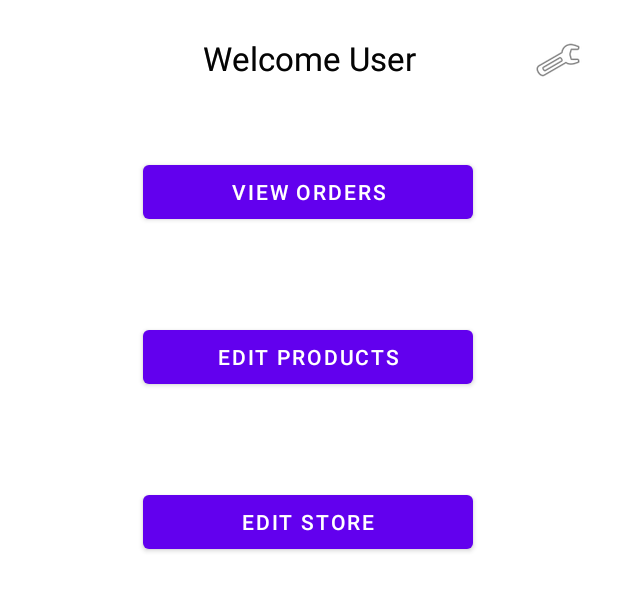
After one commit to Bryan-Wan/Grocery-Store-Demo-Android-App, an Android app: the layout activity_admin.xml on its own in the app's theme, with its tools: preview values and no code run, on a phone screen of 412 x 824 dp. The commit adds this screen. Shown: the top 591 px of the screen. Run offline under Robolectric (Android 15) with nearby library versions, the phone set to English and light mode, and no system bars.

Commit message:
added 2 admin pages
UI for welcome admin
UI for store info
updated strings

```diff
--- /dev/null
+++ b/app/src/main/res/layout/activity_admin.xml
@@ -0,0 +1,76 @@
+<?xml version="1.0" encoding="utf-8"?>
+<androidx.constraintlayout.widget.ConstraintLayout xmlns:android="http://schemas.android.com/apk/res/android"
+    xmlns:app="http://schemas.android.com/apk/res-auto"
+    xmlns:tools="http://schemas.android.com/tools"
+    android:layout_width="match_parent"
+    android:layout_height="match_parent">
+
+    <Button
+        android:id="@+id/editStore"
+        android:layout_width="220dp"
+        android:layout_height="48dp"
+        android:layout_marginBottom="452dp"
+        android:text="@string/edit_store"
+        app:layout_constraintBottom_toBottomOf="parent"
+        app:layout_constraintEnd_toEndOf="parent"
+        app:layout_constraintHorizontal_bias="0.497"
+        app:layout_constraintStart_toStartOf="parent" />
+
+    <TextView
+        android:id="@+id/textView11"
+        tools:text="@string/welcome_user"
+        android:layout_width="wrap_content"
+        android:layout_height="48dp"
+        android:layout_marginTop="24dp"
+        android:text="@string/welcome_user"
+        android:textAppearance="@style/TextAppearance.AppCompat.Large"
+        app:layout_constraintEnd_toEndOf="parent"
+        app:layout_constraintStart_toStartOf="parent"
+        app:layout_constraintTop_toTopOf="parent" />
+
+    <TextView
+        android:id="@+id/textView12"
+        tools:text="@string/welcome_user"
+        android:layout_width="wrap_content"
+        android:layout_height="48dp"
+        android:layout_marginTop="24dp"
+        android:text="@string/welcome_user"
+        android:textAppearance="@style/TextAppearance.AppCompat.Large"
+        app:layout_constraintEnd_toEndOf="parent"
+        app:layout_constraintStart_toStartOf="parent"
+        app:layout_constraintTop_toTopOf="parent" />
+
+    <ImageView
+        android:id="@+id/imageView6"
+        android:layout_width="wrap_content"
+        android:layout_height="wrap_content"
+        android:layout_marginTop="24dp"
+        android:layout_marginEnd="24dp"
+        android:contentDescription="TODO"
+        app:layout_constraintEnd_toEndOf="parent"
+        app:layout_constraintTop_toTopOf="parent"
+        app:srcCompat="@android:drawable/ic_menu_manage" />
+
+    <Button
+        android:id="@+id/viewOrders"
+        android:layout_width="220dp"
+        android:layout_height="48dp"
+        android:layout_marginTop="32dp"
+        android:text="@string/view_orders"
+        app:layout_constraintEnd_toEndOf="parent"
+        app:layout_constraintHorizontal_bias="0.497"
+        app:layout_constraintStart_toStartOf="parent"
+        app:layout_constraintTop_toBottomOf="@+id/textView11" />
+
+    <Button
+        android:id="@+id/editProducts"
+        android:layout_width="220dp"
+        android:layout_height="48dp"
+        android:text="@string/edit_products"
+        app:layout_constraintBottom_toTopOf="@+id/editStore"
+        app:layout_constraintEnd_toEndOf="parent"
+        app:layout_constraintHorizontal_bias="0.497"
+        app:layout_constraintStart_toStartOf="parent"
+        app:layout_constraintTop_toBottomOf="@+id/viewOrders" />
+
+</androidx.constraintlayout.widget.ConstraintLayout>
--- a/app/src/main/res/values/strings.xml
+++ b/app/src/main/res/values/strings.xml
@@ -20,5 +20,15 @@
     <string name="settings">Settings</string>
     <string name="log_out">Log out</string>
     <string name="back">Go back to the previous page</string>
+    ========
+    <string name="view_orders">View Orders</string>
+    <string name="edit_products">Edit Products</string>
+    <string name="edit_store">Edit Store</string>
+    <string name="welcome_admin">Welcome Admin</string>
+    <string name="store_info">Store Info</string>
+    <string name="store_name">Store Name: Store Name</string>
+    <string name="store_address">Store Address: Store Address</string>
+    <string name="save_store">Save Changes</string>
+
     >>>>>>> Stashed changes
 </resources>
```
Also changed, not shown: app/src/main/res/layout/activity_store_info.xml (added, +57 -0 lines).
